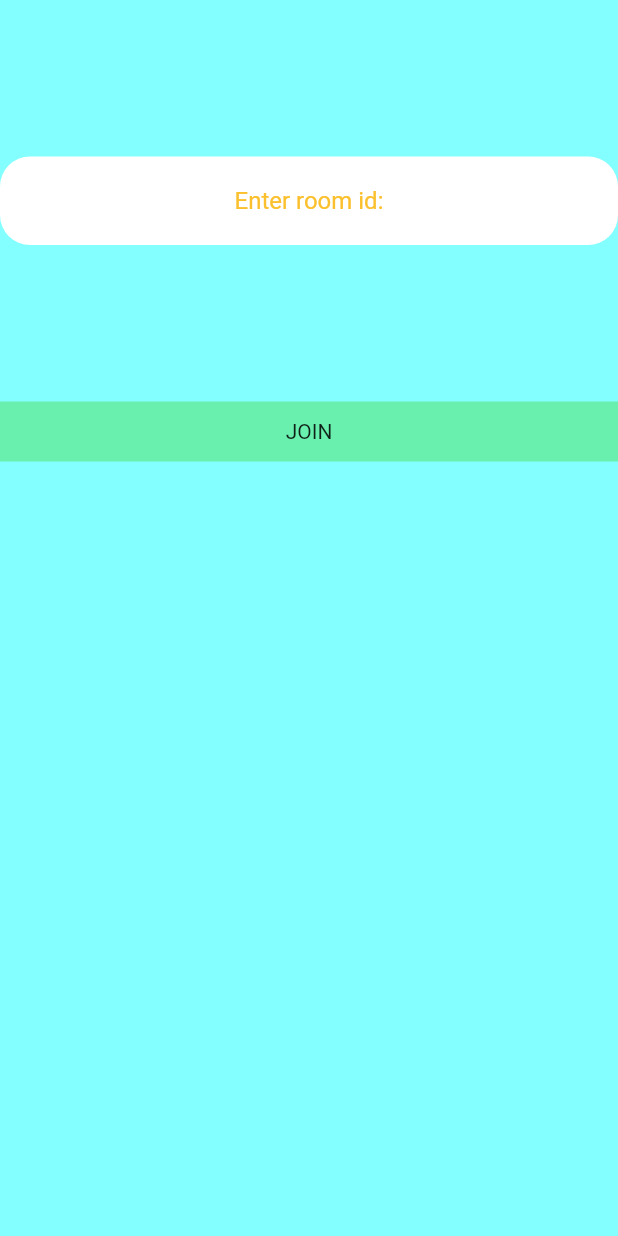
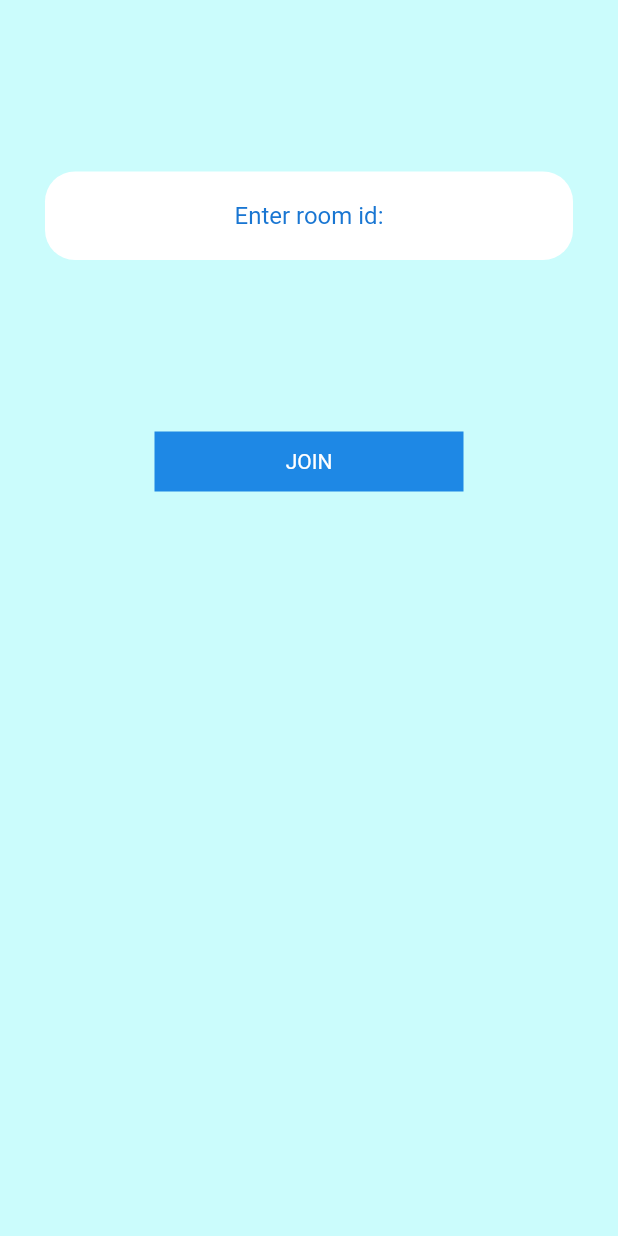
Before and after one commit to Samyak2406/Document-sharing-application, a Flutter app: the BlankPage screen opened by its route, after a tap on "Join a server", on a phone screen of 412 x 824 dp. Run offline on Flutter 3.47's test engine with Material 2 defaults, Android fonts, the phone set to English and light mode, and no system bars; our stand-ins replace cloud_firestore, file_picker, firebase_auth, firebase_storage, fluttertoast, google_sign_in and 3 more; missing offline and left inert: downloads_path_provider, flutter_downloader; accounts and stored records are empty.

Commit message:
Version 0.2

```diff
--- a/lib/Google_SignIn.dart
+++ b/lib/Google_SignIn.dart
@@ -22,6 +22,7 @@ Future<void> signInWithGoogle(BuildContext context) async {
   assert(await user.getIdToken() != null);
   final FirebaseUser currentUser = await _auth.currentUser();
   Provider.of<emails>(context,listen: false).setemail(currentUser.email);
+  userImage=currentUser.photoUrl;
   assert(user.uid == currentUser.uid);
   if(Provider.of<emails>(context,listen: false).UserEmail!=null){
     isSignedIn=true;
--- a/lib/Screens/BlankPage.dart
+++ b/lib/Screens/BlankPage.dart
@@ -9,15 +9,11 @@ class BlankPage extends StatelessWidget {
     return Scaffold(
       appBar: AppBar(
         title: Text('docs_Helper'),
-        backgroundColor: Colors.deepOrange,
+        backgroundColor: Colors.black87,
       ),
       drawer: documentScreenDrawer(),
       body: Container(
-        decoration: BoxDecoration(
-          gradient: LinearGradient(
-            colors: [Colors.yellow, Colors.orangeAccent],
-          ),
-        ),
+        decoration: BoxDecoration(color: Colors.grey.shade300),
         child: Column(
           crossAxisAlignment: CrossAxisAlignment.stretch,
           children: <Widget>[
@@ -29,12 +25,15 @@ class BlankPage extends StatelessWidget {
             }),
             Expanded(
               flex: 2,
-              child: Container(
-                child: Center(
+              child: Column(
+                mainAxisAlignment: MainAxisAlignment.end,
+                children: <Widget>[
+                  Container(
                     child: FittedBox(
-                    child: Text('Version 0.1'),
+                      child: Text('Version 0.2'),
                     ),
                   ),
+                ],
               ),
             ),
           ],
@@ -64,7 +63,7 @@ class makeBox extends StatelessWidget {
               child: Text(
                 text,
                 style: TextStyle(
-                    color: Colors.red,
+                  color: Colors.black87,
                   fontSize: 30,
                   fontWeight: FontWeight.bold,
                 ),
@@ -89,7 +88,7 @@ class joinPopUp extends StatelessWidget {
   @override
   Widget build(BuildContext context) {
     return Container(
-      color: Colors.cyanAccent.shade100,
+      color: Colors.cyanAccent.shade100.withOpacity(0.4),
       child: Column(
         children: <Widget>[
           Expanded(
@@ -97,7 +96,9 @@ class joinPopUp extends StatelessWidget {
               mainAxisAlignment: MainAxisAlignment.spaceEvenly,
               crossAxisAlignment: CrossAxisAlignment.stretch,
               children: <Widget>[
-                Container(
+                Padding(
+                  padding: const EdgeInsets.all(30.0),
+                  child: Container(
                     decoration: BoxDecoration(
                         color: Colors.white,
                         borderRadius: BorderRadius.all(Radius.circular(20))),
@@ -108,7 +109,7 @@ class joinPopUp extends StatelessWidget {
                         ),
                         hintText: 'Enter room id:',
                         hintStyle: TextStyle(
-                        color: Colors.yellow.shade700,
+                          color: Colors.blue.shade700,
                         ),
                       ),
                       textAlign: TextAlign.center,
@@ -118,15 +119,24 @@ class joinPopUp extends StatelessWidget {
                       },
                     ),
                   ),
+                ),
                 GestureDetector(
                   onTap: () {
                     joinServer(serverName, context);
                   },
+                  child: FractionallySizedBox(
+                    widthFactor: 0.5,
                     child: Container(
-                    child: Center(child: Text('JOIN')),
+                      child: Center(
+                        child: Text(
+                          'JOIN',
+                          style: TextStyle(color: Colors.white),
+                        ),
+                      ),
                       height: 40,
                       width: 40,
-                    color: Colors.greenAccent,
+                      color: Colors.blue.shade600,
+                    ),
                   ),
                 ),
               ],
--- a/lib/Screens/checkLogInScreen.dart
+++ b/lib/Screens/checkLogInScreen.dart
@@ -23,8 +23,9 @@ class _checkLogInScreenState extends State<checkLogInScreen> {
     final snapshot=await FirebaseAuth.instance.currentUser();
     if(snapshot!=null){
       String email=snapshot.email;
+       userImage=snapshot.photoUrl;
       Provider.of<emails>(context,listen: false).setemail(email);
-//      print("Snapshot.email is $UserEmail");
+
       Navigator.pushNamedAndRemoveUntil(context, loadingScreen.id,(Route<dynamic> route) => false);
     }
     else{
--- a/lib/Screens/loginScreen.dart
+++ b/lib/Screens/loginScreen.dart
@@ -57,7 +57,7 @@ class _loginScreenState extends State<loginScreen> {
                 Expanded(
                   child: Container(
                     child: FractionallySizedBox(
-                      heightFactor: 0.6,
+                      heightFactor: 0.3,
                       widthFactor: 0.4,
                       child: GestureDetector(
                         onTap: () async {
@@ -84,13 +84,13 @@ class _loginScreenState extends State<loginScreen> {
                                 'Proceed',
                                 style: TextStyle(
                                   fontSize: 30,
-                                  color: Colors.green.shade900,
+                                  color: Colors.white,
                                 ),
                               ),
                             ),
                           ),
                           decoration: BoxDecoration(
-                            color: Colors.cyanAccent.shade700.withOpacity(0.45),
+                            color: Colors.blue,
                             borderRadius: BorderRadius.all(
                               Radius.circular(60),
                             ),
--- a/lib/documentScreenDrawer.dart
+++ b/lib/documentScreenDrawer.dart
@@ -13,7 +13,7 @@ class documentScreenDrawer extends StatefulWidget {
 }
 
 class _documentScreenDrawerState extends State<documentScreenDrawer> {
-  bool showSpinner=false;
+  bool showSpinner = false;
   @override
   Widget build(BuildContext context) {
     return SafeArea(
@@ -23,63 +23,58 @@ class _documentScreenDrawerState extends State<documentScreenDrawer> {
           child: Column(
             children: <Widget>[
               Expanded(
-                flex: 2,
-                child: Column(
+                child: Container(
+                  color: Colors.black87,
+                  child: Center(
+                    child: Row(
                       children: <Widget>[
+                        Expanded(
+                          child: CircleAvatar(
+                            child: Image.network(userImage),
+                          ),
+                        ),
+                        Expanded(
+                          flex: 7,
+                          child: Center(
+                            child: FittedBox(
+                              child: Text(
+                                " "+ Provider.of<emails>(context, listen: false)
+                                    .UserEmail+" ",
+                                style:
+                                    TextStyle(color: Colors.white, fontSize: 20),
+                              ),
+                            ),
+                          ),
+                        ),
+                      ],
+                    ),
+                  ),
+                ),
+              ),
               Expanded(
                 child: Container(
                   color: Colors.blueGrey.shade900,
                   child: Center(
-                          child: FittedBox(
                     child: Text(
-                              Provider.of<emails>(context,listen: false).UserEmail,//TODO--custom email
+                      'My Rooms',
                       style: TextStyle(
-                                color: Colors.grey,
-                                fontSize: 20
+                        color: Colors.white,
                       ),
                     ),
                   ),
-                        ),
-                      ),
-                    ),
-//                    Expanded(
-//                      child: GestureDetector(
-//                        onTap: (){
-//                          setState(() {
-//                            showSpinner=true;
-//                          });
-//                          signOutGoogle(context);
-//                          setState(() {
-//                            showSpinner=false;
-//                          });
-//                          Navigator.pushNamedAndRemoveUntil(context, loginScreen.id, (Route<dynamic> route) => false);
-//                        },
-//                        child: Container(
-//                          width: double.infinity,
-//                          color: Colors.blueGrey.shade900,
-//                           child: Center(
-//                             child: Text(
-//                               'Sign Out',
-//                               style: TextStyle(
-//                                 fontSize: 20,
-//                                 color: Colors.grey,
-//                               ),
-//                             ),
-//                           ),
-//                        ),
-//                      ),
-//                    ),
-                  ],
                 ),
               ),
               Expanded(
                 flex: 10,
                 child: Container(
                   color: Colors.blueGrey.shade900,
+                  child: Padding(
+                    padding: EdgeInsets.only(top: 25),
                     child: ListView.builder(
-                    itemCount: myRooms.length,
+//                      itemCount: myRooms.length,
+                        itemCount: Provider.of<roomHandle>(context,listen: false).myRooms.length,
                       itemBuilder: (context, index) {
-                      if (myRooms.length != 0) {
+                        if(Provider.of<roomHandle>(context,listen: false).myRooms.length != 0) {
                           return Column(
                             children: <Widget>[
                               Padding(
@@ -87,16 +82,22 @@ class _documentScreenDrawerState extends State<documentScreenDrawer> {
                                 child: GestureDetector(
                                   onTap: () async {
                                     setState(() {
-                                    showSpinner=true;
+                                      showSpinner = true;
                                     });
-                                  IDoFRoomStorage = myRooms[index];
-                                  await Provider.of<myStorage>(context, listen: false)
+                                    IDoFRoomStorage = Provider.of<roomHandle>(context,listen: false).myRooms[index];
+                                    Provider.of<myStorage>(context,
+                                            listen: false)
                                         .getPackets(IDoFRoomStorage);
-                                  Navigator.popUntil(context, (route)=>route.settings.name==BlankPage.id);
+                                    Provider.of<room>(context,listen: false).setRoomId(IDoFRoomStorage);
+                                    Navigator.popUntil(
+                                        context,
+                                        (route) =>
+                                            route.settings.name == BlankPage.id);
                                     setState(() {
-                                    showSpinner=false;
+                                      showSpinner = false;
                                     });
-                                  Navigator.pushNamed(context, documentScreen.id);
+                                    Navigator.pushNamed(
+                                        context, documentScreen.id);
                                   },
                                   child: Container(
                                     decoration: BoxDecoration(
@@ -108,7 +109,10 @@ class _documentScreenDrawerState extends State<documentScreenDrawer> {
                                     height: 50,
                                     child: Center(
                                       child: Text(
-                                      'Room:   ' + myRooms[index],
+                                        'Room:   ' + Provider.of<roomHandle>(context,listen:false).myRooms[index],
+                                        style: TextStyle(
+                                          color: Colors.white,
+                                        ),
                                       ),
                                     ),
                                   ),
@@ -124,6 +128,7 @@ class _documentScreenDrawerState extends State<documentScreenDrawer> {
                     ),
                   ),
                 ),
+              ),
             ],
           ),
         ),
--- a/lib/main.dart
+++ b/lib/main.dart
@@ -14,9 +14,13 @@ class MyApp extends StatelessWidget {
   @override
   Widget build(BuildContext context) {
     return ChangeNotifierProvider(
+      create: (context)=>roomHandle(),
+      child: ChangeNotifierProvider(
         create: (context)=>myStorage(),
         child: ChangeNotifierProvider(
           create: (context)=>emails(),
+          child: ChangeNotifierProvider(
+            create: (context)=>room(),
             child: MaterialApp(
               initialRoute: checkLogInScreen.id,
               routes: (
@@ -30,6 +34,8 @@ class MyApp extends StatelessWidget {
               ),
             ),
           ),
+        ),
+      ),
     );
   }
 }
```
Also changed, not shown: lib/Screens/documentScreen.dart (+11 -8 lines), lib/Screens/loadingScreen.dart (+16 -11 lines), lib/myStorage.dart (+40 -10 lines), lib/serverFile.dart (+11 -6 lines). Lines whose indentation alone changed are shown as unchanged.
